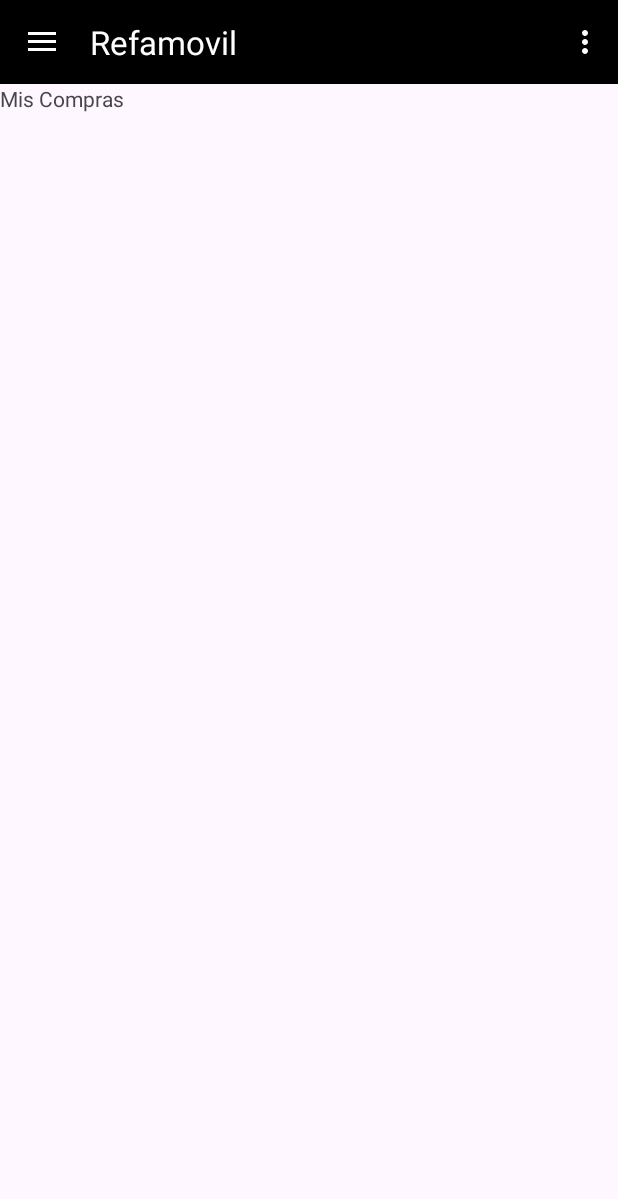
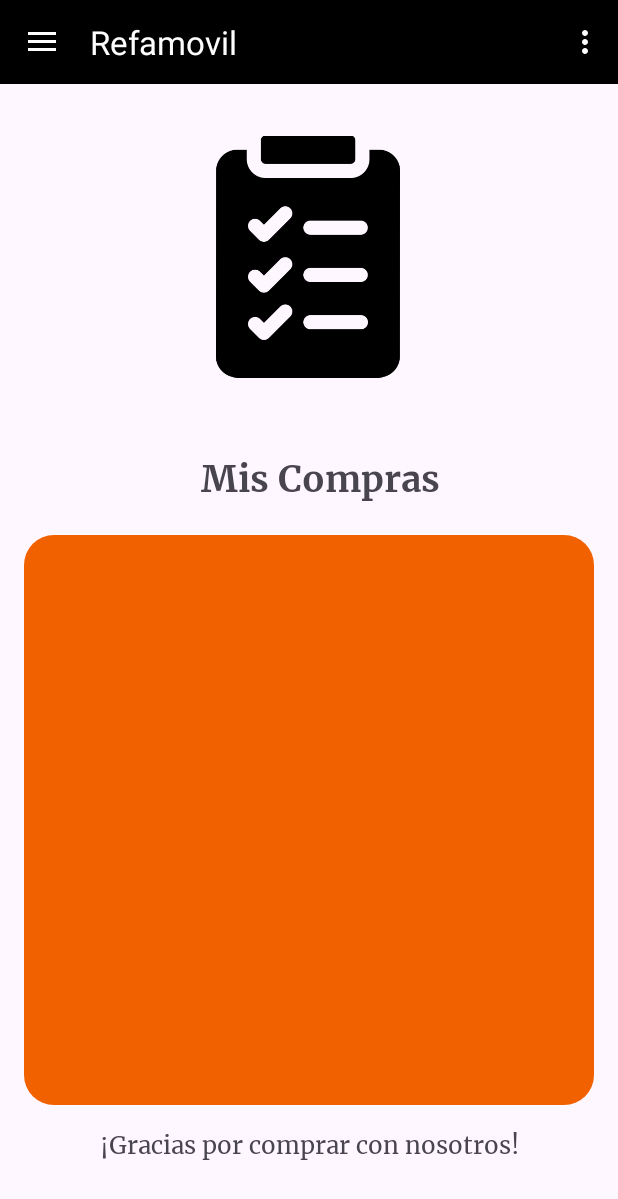
Before and after one commit to FerchoChainz/Refamovil_App, an Android app: the HomeFragment screen opened directly, with no data from a screen before it, in the side drawer, after a tap on "Ver Compras", on a phone screen of 412 x 824 dp. Shown: the top 1199 px of the screen. Run offline under Robolectric (Android 15) with nearby library versions, the light colour scheme and no system bars.

Commit message:
update: compras view fragment

```diff
--- /dev/null
+++ b/app/src/main/res/drawable/rounded_background_blue.xml
@@ -0,0 +1,5 @@
+<?xml version="1.0" encoding="utf-8"?>
+<shape xmlns:android="http://schemas.android.com/apk/res/android">
+    <solid android:color="#003C64" /> <!-- Cambia el color a tu preferencia -->
+    <corners android:radius="20dp" /> <!-- Cambia el valor según tus necesidades -->
+</shape>
--- a/app/src/main/res/layout/fragment_carrito.xml
+++ b/app/src/main/res/layout/fragment_carrito.xml
@@ -31,12 +31,13 @@
             android:layout_marginStart="78dp"
             android:layout_marginEnd="78dp"
             android:layout_marginBottom="4dp"
-            android:fontFamily="@font/merriweatherregular"
+            android:fontFamily="@font/merriweatherbold"
             android:text="Mis Productos"
             android:textAlignment="center"
             android:textSize="24sp"
             app:layout_constraintBottom_toTopOf="@+id/scrollView2"
             app:layout_constraintEnd_toEndOf="parent"
+            app:layout_constraintHorizontal_bias="0.0"
             app:layout_constraintStart_toStartOf="parent"
             app:layout_constraintTop_toBottomOf="@+id/imageView" />
 
@@ -54,7 +55,7 @@
             app:layout_constraintTop_toBottomOf="@+id/textView">
 
             <TextView
-                android:id="@+id/txtcuadro1"
+                android:id="@+id/cardPedidos"
                 android:layout_width="350dp"
                 android:layout_height="300dp"
                 android:background="@drawable/rounded_background" />
--- a/app/src/main/res/layout/fragment_ver_compras.xml
+++ b/app/src/main/res/layout/fragment_ver_compras.xml
@@ -1,14 +1,80 @@
 <?xml version="1.0" encoding="utf-8"?>
 <FrameLayout xmlns:android="http://schemas.android.com/apk/res/android"
+    xmlns:app="http://schemas.android.com/apk/res-auto"
     xmlns:tools="http://schemas.android.com/tools"
     android:layout_width="match_parent"
     android:layout_height="match_parent"
     tools:context=".fragments.VerComprasFragment">
 
-    <!-- TODO: Update blank fragment layout -->
-    <TextView
+    <androidx.constraintlayout.widget.ConstraintLayout
         android:layout_width="match_parent"
-        android:layout_height="match_parent"
-        android:text="Mis Compras" />
+        android:layout_height="match_parent">
 
+        <ImageView
+            android:id="@+id/imageView6"
+            android:layout_width="161dp"
+            android:layout_height="182dp"
+            android:layout_marginStart="124dp"
+            android:layout_marginTop="24dp"
+            android:layout_marginEnd="126dp"
+            android:src="@drawable/list"
+            app:layout_constraintEnd_toEndOf="parent"
+            app:layout_constraintStart_toStartOf="parent"
+            app:layout_constraintTop_toTopOf="parent" />
+
+        <TextView
+            android:id="@+id/txtTileCompras"
+            android:layout_width="wrap_content"
+            android:layout_height="wrap_content"
+            android:layout_marginStart="134dp"
+            android:layout_marginTop="40dp"
+            android:layout_marginEnd="118dp"
+            android:fontFamily="@font/merriweatherbold"
+            android:text="@string/miscompras"
+            android:textAlignment="center"
+            android:textSize="24sp"
+            app:layout_constraintEnd_toEndOf="parent"
+            app:layout_constraintHorizontal_bias="0.0"
+            app:layout_constraintStart_toStartOf="parent"
+            app:layout_constraintTop_toBottomOf="@+id/imageView6" />
+
+        <TextView
+            android:id="@+id/cardPedidos"
+            android:layout_width="380dp"
+            android:layout_height="380dp"
+            android:layout_marginStart="15dp"
+            android:layout_marginTop="22dp"
+            android:layout_marginEnd="16dp"
+            android:background="@drawable/rounded_background"
+            app:layout_constraintEnd_toEndOf="parent"
+            app:layout_constraintStart_toStartOf="parent"
+            app:layout_constraintTop_toBottomOf="@+id/txtTileCompras" />
+
+        <ScrollView
+            android:layout_width="380dp"
+            android:layout_height="380dp"
+            android:layout_marginStart="15dp"
+            android:layout_marginTop="22dp"
+            android:layout_marginEnd="16dp"
+            app:layout_constraintEnd_toEndOf="parent"
+            app:layout_constraintStart_toStartOf="parent"
+            app:layout_constraintTop_toBottomOf="@+id/txtTileCompras" >
+
+        </ScrollView>
+
+        <TextView
+            android:id="@+id/txtFooterCompras"
+            android:layout_width="wrap_content"
+            android:layout_height="wrap_content"
+            android:layout_marginStart="96dp"
+            android:layout_marginTop="15dp"
+            android:layout_marginEnd="95dp"
+            android:fontFamily="@font/merriweatherregular"
+            android:text="@string/footerCompras"
+            android:textSize="16sp"
+            app:layout_constraintEnd_toEndOf="parent"
+            app:layout_constraintStart_toStartOf="parent"
+            app:layout_constraintTop_toBottomOf="@+id/cardPedidos" />
+
+    </androidx.constraintlayout.widget.ConstraintLayout>
 </FrameLayout>
--- a/app/src/main/res/values/strings.xml
+++ b/app/src/main/res/values/strings.xml
@@ -21,5 +21,7 @@
     <string name="title_activity_fragment_nuestras_sucursales">fragment_nuestras_sucursales</string>
 
     <string name="logout">Logout</string>
+    <string name="miscompras">Mis Compras</string>
+    <string name="footerCompras">¡Gracias por comprar con nosotros!</string>
 
 </resources>
```
Also changed, not shown: app/src/main/res/layout/fragment_home.xml (+31 -31 lines), app/src/main/res/layout/fragment_productos.xml (+17 -17 lines), app/src/main/res/drawable/list.png (added).
